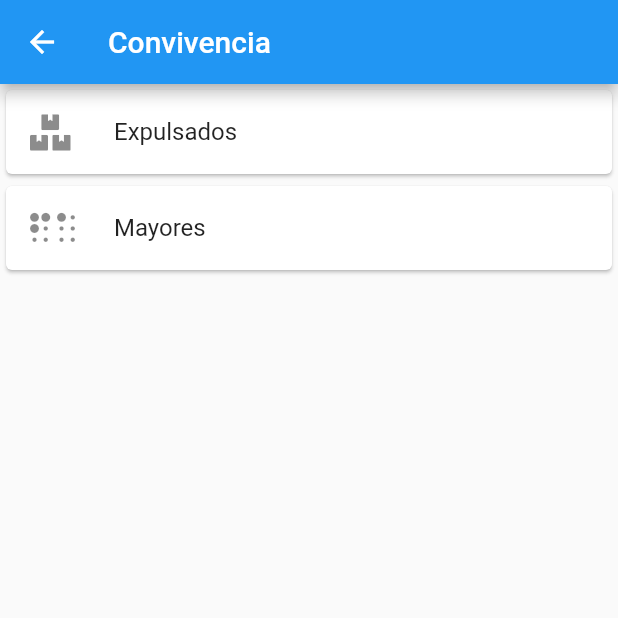
After one commit to PiedPiperCaos/ijandula, a Flutter app: the Convivencia screen opened by its route, on a phone screen of 412 x 824 dp, the top half of it. The commit adds this screen. Run offline on Flutter 3.47's test engine with Material 2 defaults, Android fonts, the phone set to English and light mode, and no system bars; our stand-ins replace firebase_auth, firebase_core, font_awesome_flutter, google_sign_in; accounts and stored records are empty; network calls fail.

Commit message:
Añadido parte Fran Lara y Samuel Campoy

```diff
--- a/lib/main.dart
+++ b/lib/main.dart
@@ -2,13 +2,18 @@ import 'package:firebase_core/firebase_core.dart';
 import 'package:flutter/material.dart';
 import 'package:ijandula/provider/alumnado_provider.dart';
 import 'package:ijandula/provider/dace_provider.dart';
+import 'package:ijandula/provider/expulsados_provider.dart';
+import 'package:ijandula/provider/mayores_provider.dart';
 import 'package:ijandula/screens/alumnado_screen.dart';
 import 'package:ijandula/screens/alumnos_screen.dart';
+import 'package:ijandula/screens/convivencia_screen.dart';
 import 'package:ijandula/screens/dace_screen.dart';
 import 'package:ijandula/screens/datos_alumno_screen.dart';
+import 'package:ijandula/screens/expulsados_screen.dart';
 import 'package:ijandula/screens/horarios_cursos.dart';
 import 'package:ijandula/screens/horarios_screen.dart';
 import 'package:ijandula/screens/mail_telefono_screen.dart';
+import 'package:ijandula/screens/mayores_screen.dart';
 import 'package:provider/provider.dart';
 import 'package:ijandula/provider/email_provider.dart';
 import 'package:ijandula/screens/home_screen.dart';
@@ -34,7 +39,16 @@ class AppState extends StatelessWidget {
         ChangeNotifierProvider(
           create: (context) => DaceProvider(),
           lazy: false,
-        )
+        ),
+        ChangeNotifierProvider(
+          create: (_) => ProviderMayoresResponse(),
+          lazy: false,
+          ),
+          ChangeNotifierProvider(
+          create: (_) => ProviderExpulsadosResponse(),
+          lazy: false,
+          ),
+
       ],
       child: MyApp(),
     );
@@ -57,6 +71,9 @@ class MyApp extends StatelessWidget {
         'datos_alumnos': (_) => DatosAlumnoScreen(),
         'horario': (_) => HorarioScreen(),
         'cursos_horario': (_) => HorariosCursosScreen(),
+        'convivencia' : ( _ ) => Convivencia(),
+        'mayores' : ( _ ) => MayoresScreen(),
+        'expulsados' : ( _ ) => ExpulsadosScreen(),
       },
     );
   }
--- /dev/null
+++ b/lib/models/expulsados_response.dart
@@ -0,0 +1,47 @@
+// To parse this JSON data, do
+//
+//     final expulsadosResponse = expulsadosResponseFromMap(jsonString);
+
+import 'dart:convert';
+
+class ExpulsadosResponse {
+    ExpulsadosResponse({
+        required this.results,
+    });
+
+    List<Expulsado> results;
+
+    factory ExpulsadosResponse.fromJson(String str) => ExpulsadosResponse.fromMap(json.decode(str));
+
+
+    factory ExpulsadosResponse.fromMap(Map<String, dynamic> json) => ExpulsadosResponse(
+        results: List<Expulsado>.from(json["results"].map((x) => Expulsado.fromMap(x))),
+    );
+}
+
+class Expulsado {
+    Expulsado({
+        required this.idAlumno,
+        required this.apellidosNombre,
+        required this.curso,
+        required this.fec_inic,
+        required this.fec_fin,
+    });
+
+    String idAlumno;
+    String apellidosNombre;
+    String curso;
+    String fec_inic;
+    String fec_fin;
+
+    factory Expulsado.fromJson(String str) => Expulsado.fromMap(json.decode(str));
+
+    factory Expulsado.fromMap(Map<String, dynamic> json) => Expulsado(
+        idAlumno: json["id_alumno"],
+        apellidosNombre: json["apellidos_nombre"],
+        curso: json["curso"],
+        fec_inic: json["fec_inic"],
+        fec_fin: json["fec_fin"],
+    );
+
+}
--- /dev/null
+++ b/lib/models/mayores_response.dart
@@ -0,0 +1,48 @@
+// To parse this JSON data, do
+//
+//     final mayoresResponse = mayoresResponseFromMap(jsonString);
+
+import 'dart:convert';
+
+class MayoresResponse {
+    MayoresResponse({
+        required this.results,
+    });
+
+    List<Mayor> results;
+
+    factory MayoresResponse.fromJson(String str) => MayoresResponse.fromMap(json.decode(str));
+
+    factory MayoresResponse.fromMap(Map<String, dynamic> json) => MayoresResponse(
+        results: List<Mayor>.from(json["results"].map((x) => Mayor.fromMap(x))),
+    );
+}
+
+class Mayor {
+    Mayor({
+        required this.idAlumno,
+        required this.apellidosNombre,
+        required this.curso,
+        required this.fec_inic,
+        required this.fec_fin,
+        required this.aula,
+    });
+
+    String idAlumno;
+    String apellidosNombre;
+    String curso;
+    String fec_inic;
+    String fec_fin;
+    String aula;
+
+    factory Mayor.fromJson(String str) => Mayor.fromMap(json.decode(str));
+
+    factory Mayor.fromMap(Map<String, dynamic> json) => Mayor(
+        idAlumno: json["id_alumno"],
+        apellidosNombre: json["apellidos_nombre"],
+        curso: json["curso"],
+        fec_inic: json["fec_inic"],
+        fec_fin: json["fec_fin"],
+        aula: json["aula"],
+    );
+}
--- /dev/null
+++ b/lib/provider/expulsados_provider.dart
@@ -0,0 +1,37 @@
+import 'package:flutter/material.dart';
+import 'package:http/http.dart' as http;
+import 'package:ijandula/models/expulsados_response.dart';
+
+class ProviderExpulsadosResponse extends ChangeNotifier{
+
+  String _idHoja = '1YNtm8Aqdz0Gth_xJN7QZffE8_U3CcWj1gM2wCwFwlHQ';
+  String _baseUrl = 'opensheet.vercel.app';
+  String _nombreHoja = 'expulsados';
+
+  List<Expulsado> listaExpulsados = [];
+
+  ProviderExpulsadosResponse(){
+
+    print('Expulsados Response inicializada');
+
+    this.getExpulsados();
+  }
+
+  Future<String>_getJsonData()async{
+        final url = Uri.https(_baseUrl, _idHoja + "/" + _nombreHoja);
+        final response = await http.get(url);
+        return response.body;
+
+      }
+
+     getExpulsados() async{
+       String jsonData = await this._getJsonData();
+       jsonData = '{"results":' + jsonData + '}';
+       final expulsadoResponse = ExpulsadosResponse.fromJson(jsonData);
+       listaExpulsados = [...expulsadoResponse.results];
+
+       print(jsonData);
+
+       notifyListeners();
+    }
+}
--- /dev/null
+++ b/lib/provider/mayores_provider.dart
@@ -0,0 +1,37 @@
+import 'package:flutter/material.dart';
+import 'package:http/http.dart' as http;
+import 'package:ijandula/models/mayores_response.dart';
+
+class ProviderMayoresResponse extends ChangeNotifier{
+
+  String _idHoja = '1YNtm8Aqdz0Gth_xJN7QZffE8_U3CcWj1gM2wCwFwlHQ';
+  String _baseUrl = 'opensheet.vercel.app';
+  String _nombreHoja = 'mayores';
+
+  List<Mayor> listaMayores = [];
+
+  ProviderMayoresResponse(){
+
+    print('Mayores Response inicializada');
+
+    this.getMayores();
+  }
+
+  Future<String>_getJsonData()async{
+        final url = Uri.https(_baseUrl, _idHoja + "/" + _nombreHoja);
+        final response = await http.get(url);
+        return response.body;
+
+      }
+
+     getMayores() async{
+       String jsonData = await this._getJsonData();
+       jsonData = '{"results":' + jsonData + '}';
+       final mayorResponse = MayoresResponse.fromJson(jsonData);
+       listaMayores = [...mayorResponse.results];
+
+       print(jsonData);
+
+       notifyListeners();
+    }
+}
--- /dev/null
+++ b/lib/screens/convivencia_screen.dart
@@ -0,0 +1,34 @@
+import 'package:flutter/material.dart';
+import 'package:font_awesome_flutter/font_awesome_flutter.dart';
+
+class Convivencia extends StatelessWidget {
+  @override
+  Widget build(BuildContext context) {
+    return Scaffold(
+        appBar: AppBar(
+          title: Text('Convivencia'),
+        ),
+        body: ListView(
+          children: [
+            GestureDetector(
+              onTap:  () => Navigator.pushNamed(context, "expulsados"),
+              child: Card(
+                child: ListTile(
+                  leading: FaIcon(FontAwesomeIcons.boxes),
+                  title: Text('Expulsados'),
+                ),
+              ),
+            ),
+            GestureDetector(
+              onTap:  () => Navigator.pushNamed(context, "mayores"),
+              child: Card(
+                child: ListTile(
+                  leading: FaIcon(FontAwesomeIcons.braille),
+                  title: Text('Mayores'),
+                ),
+              ),
+            )
+          ],
+        ));
+  }
+}
--- a/lib/screens/home_screen.dart
+++ b/lib/screens/home_screen.dart
@@ -203,7 +203,11 @@ class Content extends StatelessWidget {
                               text: "Alumnado del centro"),
                           onTap: () =>
                               Navigator.pushNamed(context, "alumnado")),
-                      _SingleCard(icon: "assets/covid.png", text: "Convivencia")
+                      GestureDetector(
+                        child: _SingleCard(icon: "assets/covid.png", text: "Convivencia"),
+                        onTap: () =>
+                              Navigator.pushNamed(context, "convivencia")
+                        )
                     ]),
                     TableRow(children: [
                       GestureDetector(
```
Also changed, not shown: lib/screens/expulsados_screen.dart (added, +169 -0 lines), lib/screens/mayores_screen.dart (added, +168 -0 lines), pubspec.lock.
